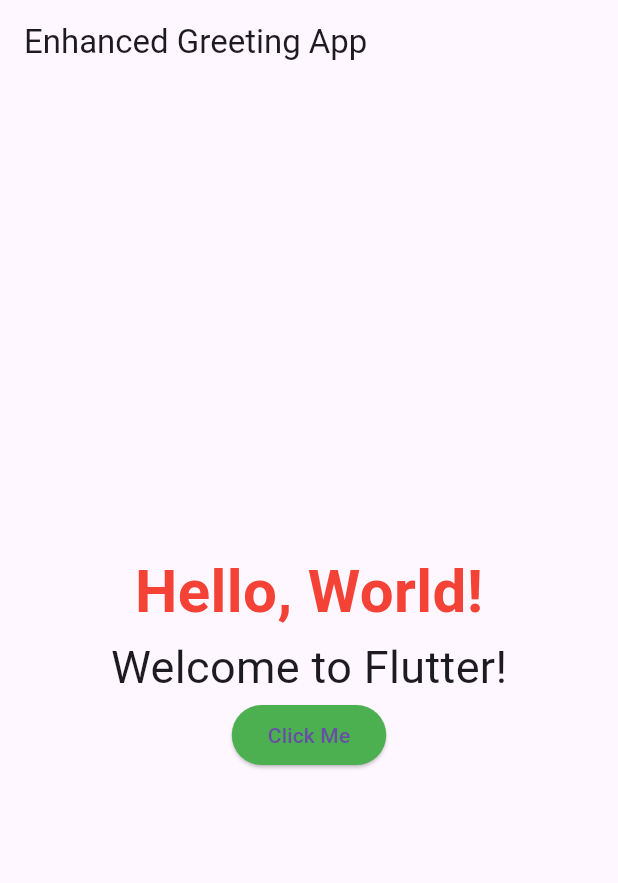
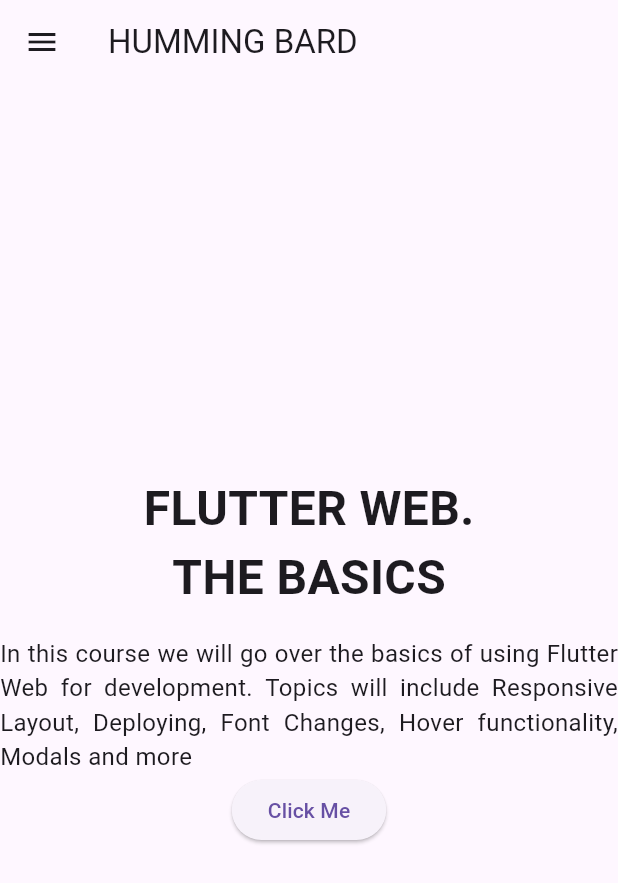
Before and after one commit to Shahedbn/rbhpractice, a Flutter app: the screen it shows after launch, on a phone screen of 412 x 824 dp. Shown: the top 883 px of the screen. Run offline on Flutter 3.47's test engine with Material 3 defaults, Android fonts, the phone set to English and light mode, and no system bars.

Commit message:
Update main.dart

```diff
--- a/lib/main.dart
+++ b/lib/main.dart
@@ -10,30 +10,63 @@ class MyApp extends StatelessWidget {
   @override
   Widget build(BuildContext context) {
     return MaterialApp(
+      debugShowCheckedModeBanner: false,
+
       home: Scaffold(
         appBar: AppBar(
-          title: const Text('Enhanced Greeting App'),
+          title: const Text('HUMMING BARD'),
         ),
         body: Center(
           child: Column(
             mainAxisAlignment: MainAxisAlignment.center,
-            children: <Widget>[
-              const Text(
-                'Hello, World!',
-                style: TextStyle(color: Colors.red, fontWeight: FontWeight.bold, fontSize: 40),
+            children: [
+              Text(
+                'FLUTTER WEB.',
+                style: TextStyle(
+                  fontSize: 32,
+                  fontWeight: FontWeight.bold,
+                ),
               ),
-              const Text('Welcome to Flutter!',
-              style: TextStyle(fontSize: 30),
+              Text(
+                'THE BASICS',
+                style: TextStyle(
+                  fontSize: 32,
+                  fontWeight: FontWeight.bold,
+                ),
               ),
-
+              const SizedBox(height: 16),
+              Text( textAlign: TextAlign.justify,
+                'In this course we will go over the basics of using Flutter Web for development. Topics will include Responsive Layout, Deploying, Font Changes, Hover functionality, Modals and more',
+                style: TextStyle(
+                  fontSize: 16,
+                ),
+              ),
               ElevatedButton(
-                onPressed: () {
-                  ScaffoldMessenger.of(context).showSnackBar(
-                    const SnackBar(content: Text('Button Pressed!')),
-                  );
-                },
-                child: const Text('Click Me'),
-                style: ElevatedButton.styleFrom(backgroundColor: Colors.green),
+                  onPressed: (){}, child: const Text('Click Me'),
+              ),
+            ],
+          ),
+        ),
+        drawer: Drawer (
+          child: ListView(
+            children: [
+              DrawerHeader(
+                  padding: EdgeInsets.all(0),
+                  child: UserAccountsDrawerHeader(
+                    decoration: BoxDecoration(color: Colors.lightBlue,),
+                    accountName: Text('SKILL UP NOW'),
+                    accountEmail: Text('TAP HERE'),
+                  )
+              ),
+              ListTile(
+                title: Text('Episodes'),
+                leading: Icon(Icons.movie_filter_outlined),
+                onTap: (){},
+              ),
+              ListTile(
+                title: Text('About'),
+                leading: Icon(Icons.quiz),
+                onTap: (){},
               ),
             ],
           ),
```
